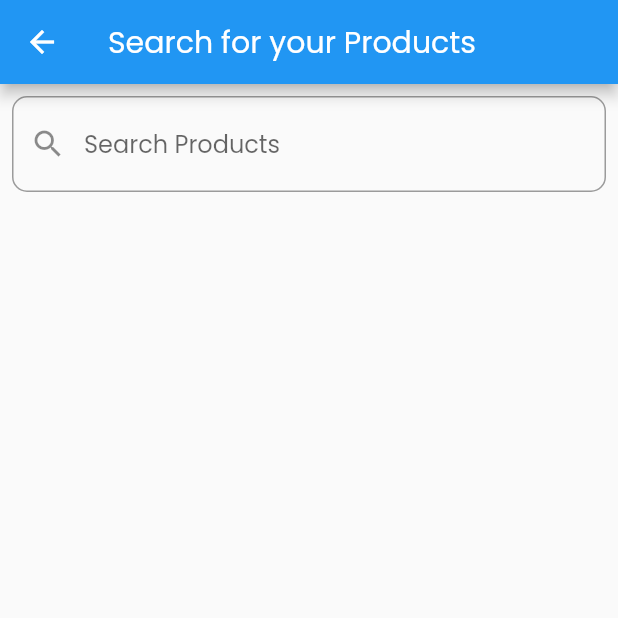
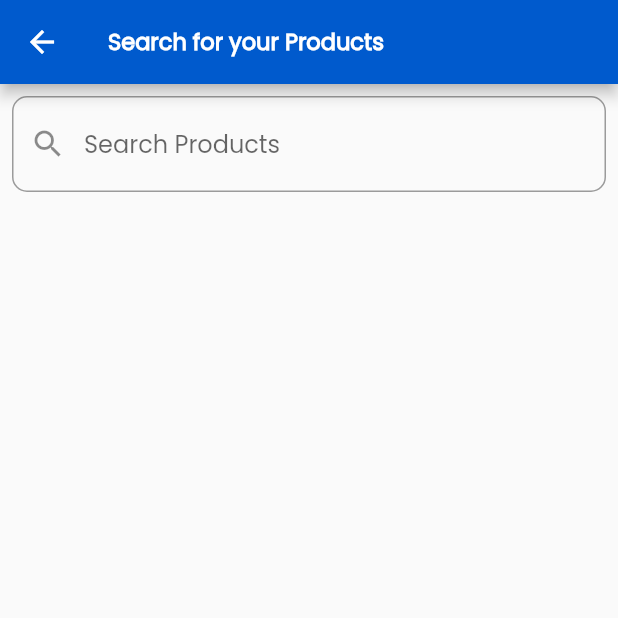
Before and after one commit to saamarthh/Apna-Mart, a Flutter app: the SearchPage screen opened by its route, on a phone screen of 412 x 824 dp, the top half of it. Run offline on Flutter 3.47's test engine with Material 2 defaults, Android fonts, the phone set to English and light mode, and no system bars; our stand-ins replace cached_network_image, carousel_slider, cloud_firestore, firebase_auth, firebase_core, flutter_spinkit and 5 more; missing offline and left inert: geodesy, short_uuids; accounts and stored records are empty.

Commit message:
SearchPage Appbar decoration

```diff
--- a/lib/screens/searchPage.dart
+++ b/lib/screens/searchPage.dart
@@ -37,7 +37,13 @@ class _SearchPageState extends State<SearchPage> {
 
     return Scaffold(
       appBar: AppBar(
-        title: Text('Search for your Products'),
+        title: Text('Search for your Products',
+            textAlign: TextAlign.left,
+            style: TextStyle(
+                color: Colors.white,
+                fontWeight: FontWeight.bold,
+                fontSize: 15)),
+        backgroundColor: Color(0xff005acd),
       ),
       body: Column(
         mainAxisAlignment: MainAxisAlignment.start,
```
